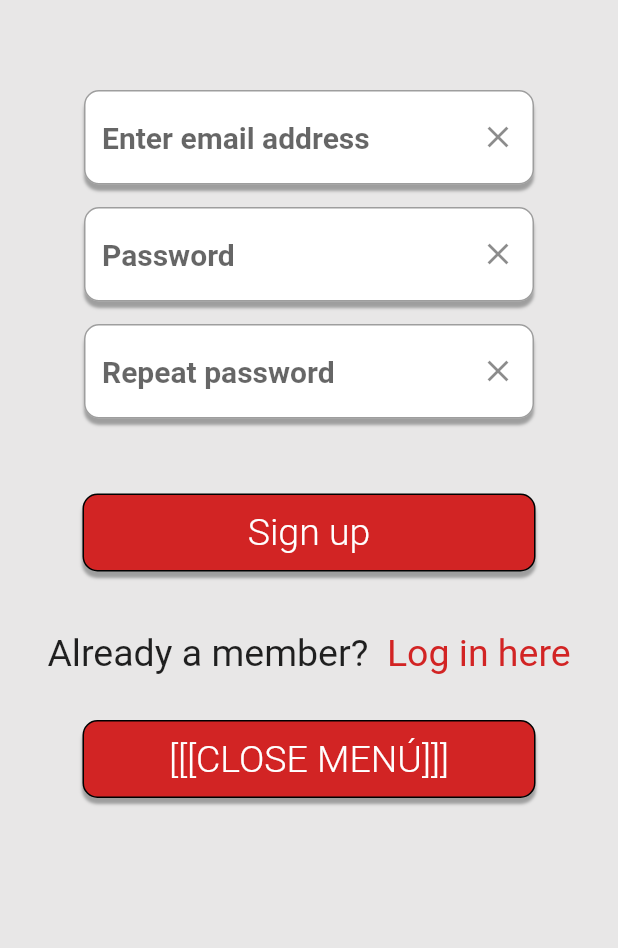
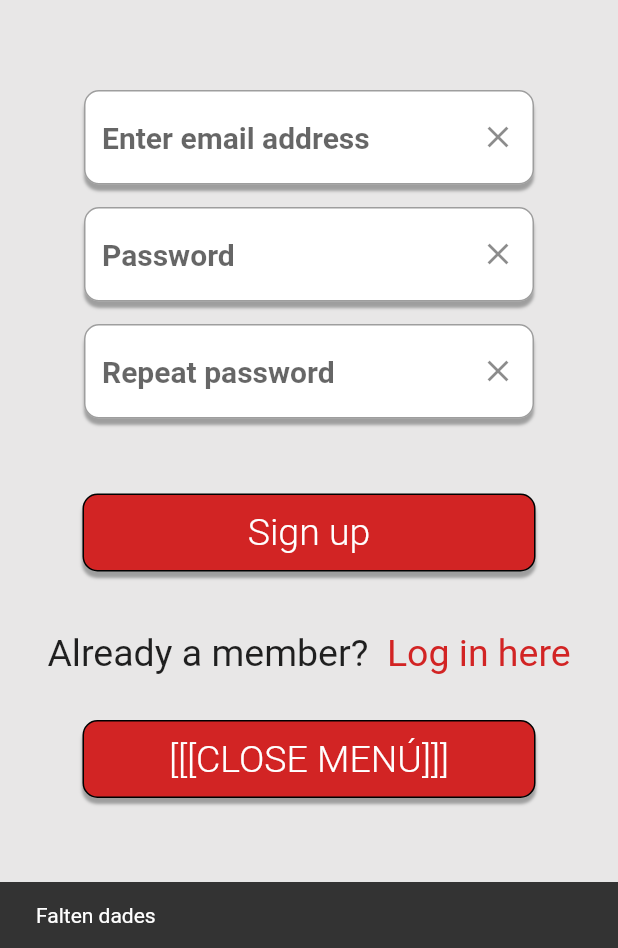
Before and after one commit to TheDavidLaCosa/tickly, a Flutter app: the PantallaRegister screen opened directly, after a tap on "Sign up", on a phone screen of 412 x 824 dp, the part 288-1236 px from its top. Run offline on Flutter 3.47's test engine with Material 2 defaults, Android fonts, the phone set to English and light mode, and no system bars; Roboto replaces fonts that are missing (jaldi).

Commit message:
Es fa un toast si no s'omplen tots els camps de Register

```diff
--- a/lib/PantallaRegister.dart
+++ b/lib/PantallaRegister.dart
@@ -20,6 +20,20 @@ class PantallaRegister extends StatefulWidget {
 }
 
 class _PantallaRegisterState extends State<PantallaRegister> {
+
+  void saveData(){
+
+    if(widget.txtEmail.text == "" || widget.txtPassword.text == "" || widget.txtRepPassword.text == ""){
+      ScaffoldMessenger.of(context).showSnackBar(const SnackBar(
+        content: Text("Falten dades"),
+      ));
+      return;
+    }
+
+
+
+  }
+
   @override
   Widget build(BuildContext context) {
     return Scaffold(
@@ -39,12 +53,12 @@ class _PantallaRegisterState extends State<PantallaRegister> {
           const SizedBox(height: 60),
           TextInput(text: "Enter email address", controller: widget.txtEmail),
           const SizedBox(height: 15),
-          TextInput(text: "Password", controller: widget.txtEmail),
+          TextInput(text: "Password", controller: widget.txtPassword),
           const SizedBox(height: 15),
-          TextInput(text: "Repeat password", controller: widget.txtEmail),
+          TextInput(text: "Repeat password", controller: widget.txtRepPassword),
 
           const SizedBox(height: 50),
-          RedButton(text: "Sign up", function: () => {print("txtInEmail.text")}),
+          RedButton(text: "Sign up", function: saveData),
           const SizedBox(height: 40,),
           Row(
             mainAxisAlignment: MainAxisAlignment.center,
--- a/lib/main.dart
+++ b/lib/main.dart
@@ -22,7 +22,7 @@ class MyApp extends StatelessWidget {
       theme: ThemeData(
         primarySwatch: Colors.blue,
       ),
-      home: const MyHomePage(title: 'Flutter Demo Home Page'),
+      home: PantallaLogin(),
     );
   }
 }
```
